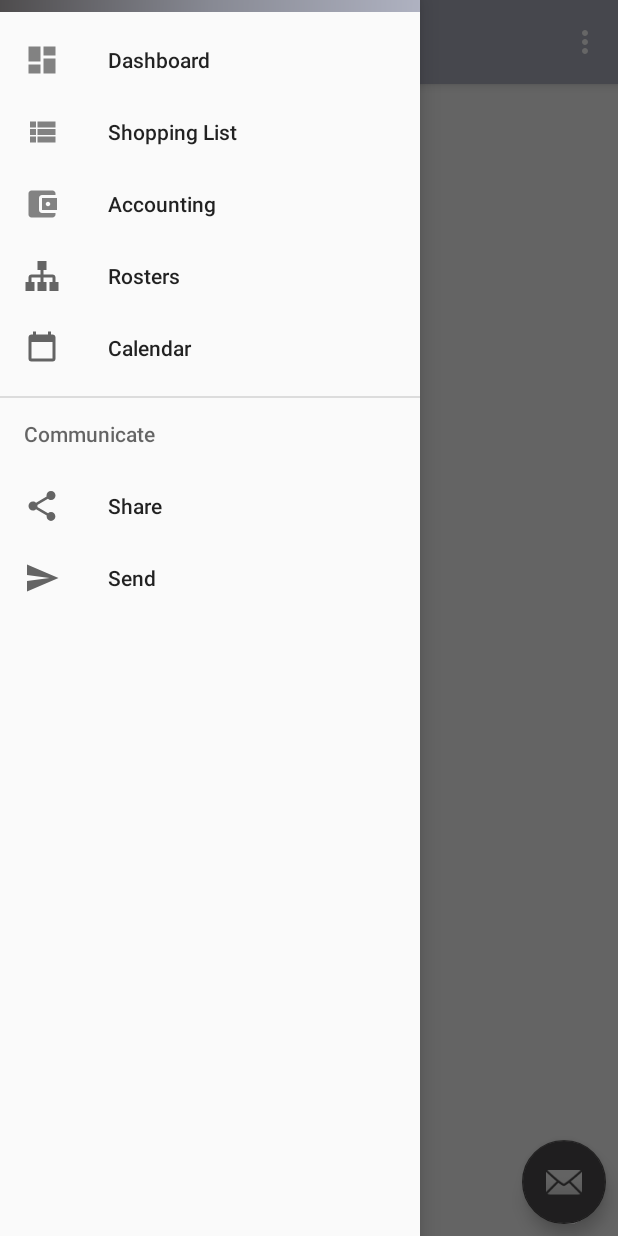
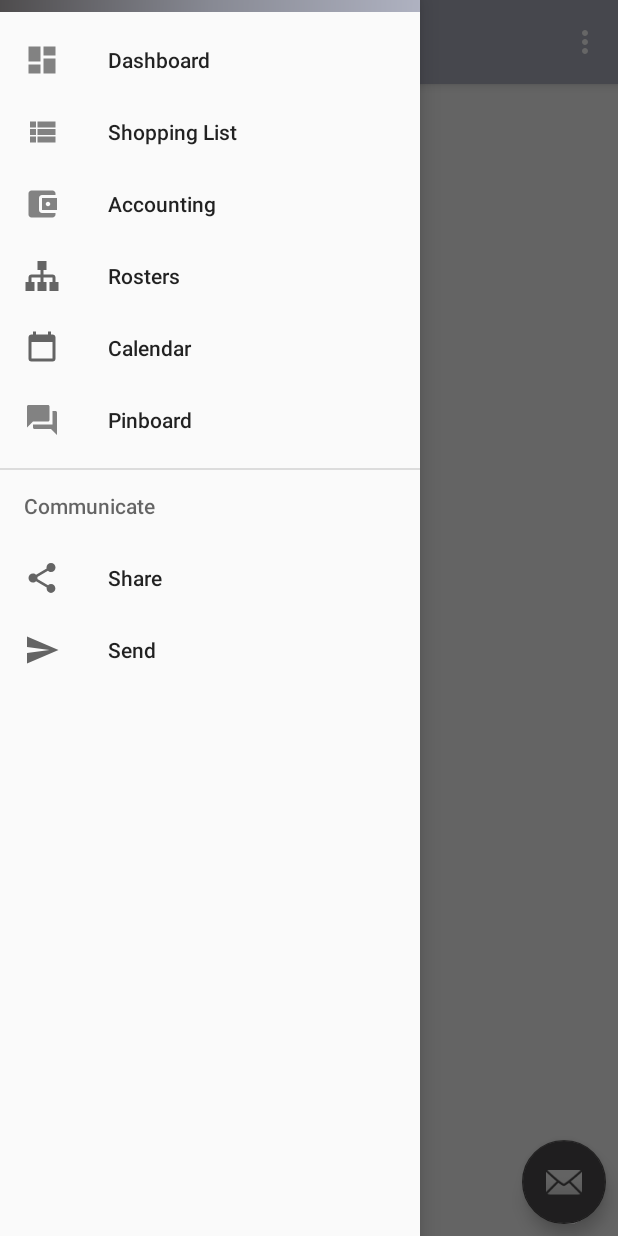
Before and after one commit to WGPlaner/wg_planer, an Android app: the screen it shows after launch (Home), with the side drawer open, on a phone screen of 412 x 824 dp. Run offline under Robolectric (Android 15) with nearby library versions, the phone set to English and light mode, and no system bars.

Commit message:
Add Section Pinboard
+ Menu Item Pinboard
+ String Resource Piboard
+ Icon Pinboard
+ Menu Item Pinboard Reference in Home

```diff
--- a/Client/app/src/main/java/de/ameyering/wgplaner/wgplaner/section/home/Home.java
+++ b/Client/app/src/main/java/de/ameyering/wgplaner/wgplaner/section/home/Home.java
@@ -98,6 +98,8 @@ public class Home extends AppCompatActivity
 
         } else if (id == R.id.nav_calendar) {
 
+        } else if (id == R.id.nav_pinboard){
+
         } else if (id == R.id.nav_share) {
 
         } else if (id == R.id.nav_send) {
--- /dev/null
+++ b/Client/app/src/main/res/drawable/ic_nav_pinboard.xml
@@ -0,0 +1,5 @@
+<vector android:alpha="0.80" android:height="24dp"
+    android:viewportHeight="24.0" android:viewportWidth="24.0"
+    android:width="24dp" xmlns:android="http://schemas.android.com/apk/res/android">
+    <path android:fillColor="#FF000000" android:pathData="M21,6h-2v9L6,15v2c0,0.55 0.45,1 1,1h11l4,4L22,7c0,-0.55 -0.45,-1 -1,-1zM17,12L17,3c0,-0.55 -0.45,-1 -1,-1L3,2c-0.55,0 -1,0.45 -1,1v14l4,-4h10c0.55,0 1,-0.45 1,-1z"/>
+</vector>
--- a/Client/app/src/main/res/menu/activity_home_drawer.xml
+++ b/Client/app/src/main/res/menu/activity_home_drawer.xml
@@ -22,6 +22,10 @@
             android:id="@+id/nav_calendar"
             android:icon="@drawable/ic_nav_calendar"
             android:title="@string/nav_calendar" />
+        <item
+            android:id="@+id/nav_pinboard"
+            android:icon="@drawable/ic_nav_pinboard"
+            android:title="@string/nav_pinboard"/>
     </group>
 
     <item android:title="Communicate">
--- a/Client/app/src/main/res/values/strings.xml
+++ b/Client/app/src/main/res/values/strings.xml
@@ -26,5 +26,6 @@
     <string name="nav_accounting">Accounting</string>
     <string name="nav_rosters">Rosters</string>
     <string name="nav_calendar">Calendar</string>
+    <string name="nav_pinboard">Pinboard</string>
 
 </resources>
```
